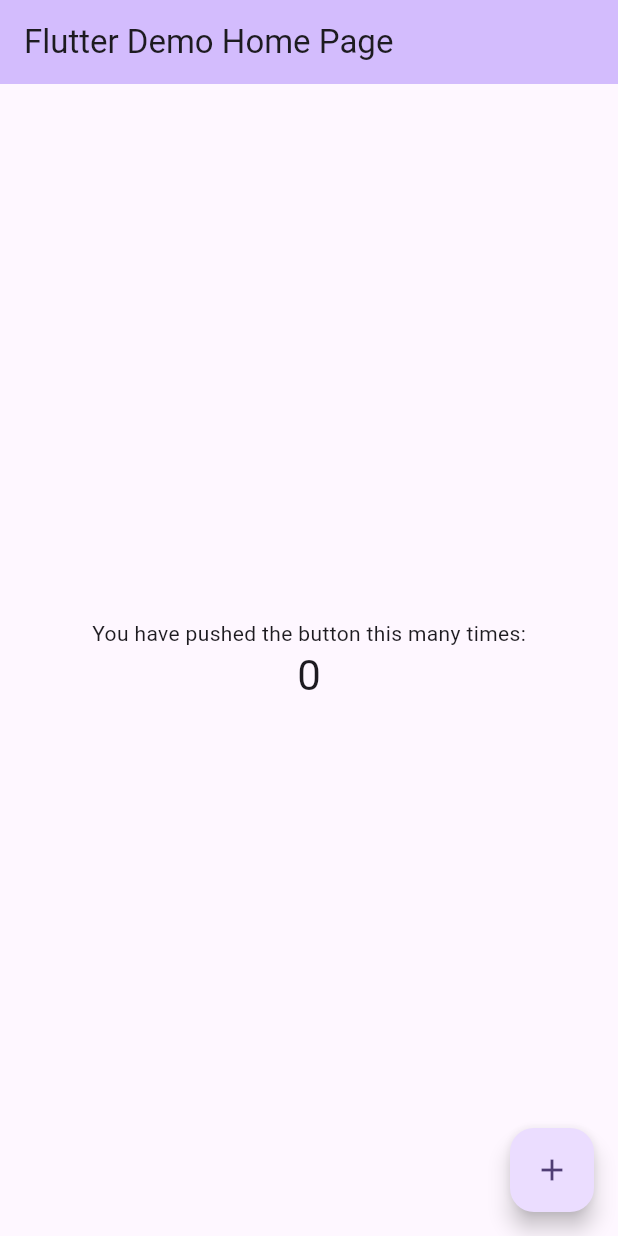
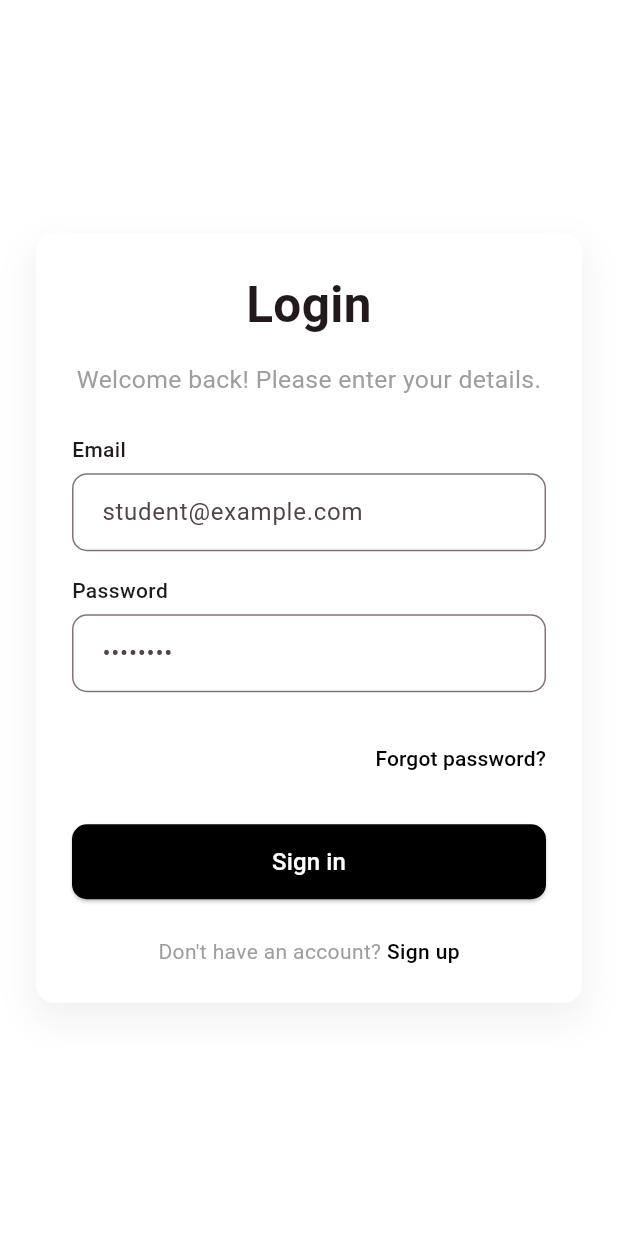
Before and after one commit to Vrixaalabs/v-connect-mobile-frontend, a Flutter app: the screen it shows after launch, on a phone screen of 412 x 824 dp. Run offline on Flutter 3.47's test engine with Material 3 defaults, Android fonts, the phone set to English and light mode, and no system bars.

Commit message:
feat: add login & signup ui

```diff
--- /dev/null
+++ b/app/lib/feat/auth/views/screens/login_page.dart
@@ -0,0 +1,194 @@
+import 'package:app/feat/auth/views/screens/signup_page.dart';
+import 'package:app/feat/home/screens/home_screen.dart';
+import 'package:flutter/material.dart';
+
+class LoginPage extends StatelessWidget {
+  const LoginPage({super.key});
+
+  @override
+  Widget build(BuildContext context) {
+    final screenWidth = MediaQuery.of(context).size.width;
+
+    final loginFontSize = screenWidth * 0.08;
+    final welcomeFontSize = screenWidth * 0.04;
+
+    return Scaffold(
+      backgroundColor: Colors.white,
+      body: Center(
+        child: SingleChildScrollView(
+          padding: const EdgeInsets.all(24),
+          child: Container(
+            padding: const EdgeInsets.all(24),
+            decoration: BoxDecoration(
+              color: Colors.white,
+              borderRadius: BorderRadius.circular(12),
+              boxShadow: [
+                BoxShadow(
+                  color: Colors.grey.withOpacity(0.15),
+                  blurRadius: 20,
+                  spreadRadius: 2,
+                  offset: const Offset(0, 10),
+                ),
+              ],
+            ),
+            child: Column(
+              mainAxisSize: MainAxisSize.min,
+              crossAxisAlignment: CrossAxisAlignment.stretch,
+              children: [
+                Text(
+                  "Login",
+                  textAlign: TextAlign.center,
+                  style: TextStyle(
+                    fontSize: loginFontSize.clamp(26, 36),
+                    fontWeight: FontWeight.bold,
+                  ),
+                ),
+                const SizedBox(height: 15),
+                Text(
+                  "Welcome back! Please enter your details.",
+                  textAlign: TextAlign.center,
+                  style: TextStyle(
+                    fontSize: welcomeFontSize.clamp(12, 18),
+                    color: Colors.grey,
+                  ),
+                ),
+                const SizedBox(height: 24),
+
+                const Align(
+                  alignment: Alignment.centerLeft,
+                  child: Text(
+                    "Email",
+                    style: TextStyle(fontWeight: FontWeight.w500),
+                  ),
+                ),
+                const SizedBox(height: 6),
+                TextField(
+                  decoration: InputDecoration(
+                    hintText: "student@example.com",
+                    border: OutlineInputBorder(
+                      borderRadius: BorderRadius.circular(10),
+                    ),
+                    focusedBorder: OutlineInputBorder(
+                      borderRadius: BorderRadius.circular(10),
+                      borderSide: BorderSide(
+                        color: Colors.black.withOpacity(0.5),
+                        width: 1.5,
+                      ),
+                    ),
+                    contentPadding: const EdgeInsets.symmetric(
+                      horizontal: 16,
+                      vertical: 14,
+                    ),
+                  ),
+                ),
+                const SizedBox(height: 16),
+
+                const Align(
+                  alignment: Alignment.centerLeft,
+                  child: Text(
+                    "Password",
+                    style: TextStyle(fontWeight: FontWeight.w500),
+                  ),
+                ),
+                const SizedBox(height: 6),
+                TextField(
+                  obscureText: true,
+                  decoration: InputDecoration(
+                    hintText: "••••••••",
+                    border: OutlineInputBorder(
+                      borderRadius: BorderRadius.circular(10),
+                    ),
+                    focusedBorder: OutlineInputBorder(
+                      borderRadius: BorderRadius.circular(10),
+                      borderSide: BorderSide(
+                        color: Colors.black.withOpacity(0.5),
+                        width: 1.5,
+                      ),
+                    ),
+                    contentPadding: const EdgeInsets.symmetric(
+                      horizontal: 16,
+                      vertical: 14,
+                    ),
+                  ),
+                ),
+                const SizedBox(height: 20),
+
+                Align(
+                  alignment: Alignment.centerRight,
+                  child: TextButton(
+                    onPressed: () {},
+                    style: TextButton.styleFrom(
+                      padding: EdgeInsets.zero,
+                      minimumSize: const Size(0, 0),
+                    ),
+                    child: const Text(
+                      "Forgot password?",
+                      style: TextStyle(color: Colors.black),
+                    ),
+                  ),
+                ),
+                const SizedBox(height: 20),
+
+                SizedBox(
+                  height: 50,
+                  child: ElevatedButton(
+                    onPressed: () {
+                      Navigator.pushReplacement(
+                          context,
+                          MaterialPageRoute(
+                            builder: (context) {
+                              return HomeScreen();
+                            },
+                          ),
+                        );
+                    },
+                    style: ElevatedButton.styleFrom(
+                      backgroundColor: Colors.black,
+                      shape: RoundedRectangleBorder(
+                        borderRadius: BorderRadius.circular(10),
+                      ),
+                    ),
+                    child: const Text(
+                      "Sign in",
+                      style: TextStyle(fontSize: 16, color: Colors.white),
+                    ),
+                  ),
+                ),
+                const SizedBox(height: 25),
+
+                Row(
+                  mainAxisAlignment: MainAxisAlignment.center,
+                  children: [
+                    const Text(
+                      "Don't have an account? ",
+                      style: TextStyle(color: Colors.grey),
+                    ),
+                    GestureDetector(
+                      onTap: () {
+                        Navigator.push(
+                          context,
+                          MaterialPageRoute(
+                            builder: (context) {
+                              return SignupPage();
+                            },
+                          ),
+                        );
+                      },
+                      child: const Text(
+                        "Sign up",
+                        style: TextStyle(
+                          color: Colors.black,
+                          fontWeight: FontWeight.w500,
+                        ),
+                      ),
+                    ),
+                  ],
+                ),
+              ],
+            ),
+          ),
+        ),
+      ),
+    );
+  }
+}
--- a/app/lib/main.dart
+++ b/app/lib/main.dart
@@ -1,3 +1,4 @@
+import 'package:app/feat/auth/views/screens/login_page.dart';
 import 'package:flutter/material.dart';
 
 void main() {
@@ -7,116 +8,14 @@ void main() {
 class MyApp extends StatelessWidget {
   const MyApp({super.key});
 
-  // This widget is the root of your application.
   @override
   Widget build(BuildContext context) {
     return MaterialApp(
-      title: 'Flutter Demo',
+      title: 'Vrixxa Connect',
       theme: ThemeData(
-        // This is the theme of your application.
-        //
-        // TRY THIS: Try running your application with "flutter run". You'll see
-        // the application has a purple toolbar. Then, without quitting the app,
-        // try changing the seedColor in the colorScheme below to Colors.green
-        // and then invoke "hot reload" (save your changes or press the "hot
-        // reload" button in a Flutter-supported IDE, or press "r" if you used
-        // the command line to start the app).
-        //
-        // Notice that the counter didn't reset back to zero; the application
-        // state is not lost during the reload. To reset the state, use hot
-        // restart instead.
-        //
-        // This works for code too, not just values: Most code changes can be
-        // tested with just a hot reload.
-        colorScheme: ColorScheme.fromSeed(seedColor: Colors.deepPurple),
+        colorScheme: ColorScheme.fromSeed(seedColor: Colors.black),
       ),
-      home: const MyHomePage(title: 'Flutter Demo Home Page'),
+      home: LoginPage(),
     );
   }
 }
-
-class MyHomePage extends StatefulWidget {
-  const MyHomePage({super.key, required this.title});
-
-  // This widget is the home page of your application. It is stateful, meaning
-  // that it has a State object (defined below) that contains fields that affect
-  // how it looks.
-
-  // This class is the configuration for the state. It holds the values (in this
-  // case the title) provided by the parent (in this case the App widget) and
-  // used by the build method of the State. Fields in a Widget subclass are
-  // always marked "final".
-
-  final String title;
-
-  @override
-  State<MyHomePage> createState() => _MyHomePageState();
-}
-
-class _MyHomePageState extends State<MyHomePage> {
-  int _counter = 0;
-
-  void _incrementCounter() {
-    setState(() {
-      // This call to setState tells the Flutter framework that something has
-      // changed in this State, which causes it to rerun the build method below
-      // so that the display can reflect the updated values. If we changed
-      // _counter without calling setState(), then the build method would not be
-      // called again, and so nothing would appear to happen.
-      _counter++;
-    });
-  }
-
-  @override
-  Widget build(BuildContext context) {
-    // This method is rerun every time setState is called, for instance as done
-    // by the _incrementCounter method above.
-    //
-    // The Flutter framework has been optimized to make rerunning build methods
-    // fast, so that you can just rebuild anything that needs updating rather
-    // than having to individually change instances of widgets.
-    return Scaffold(
-      appBar: AppBar(
-        // TRY THIS: Try changing the color here to a specific color (to
-        // Colors.amber, perhaps?) and trigger a hot reload to see the AppBar
-        // change color while the other colors stay the same.
-        backgroundColor: Theme.of(context).colorScheme.inversePrimary,
-        // Here we take the value from the MyHomePage object that was created by
-        // the App.build method, and use it to set our appbar title.
-        title: Text(widget.title),
-      ),
-      body: Center(
-        // Center is a layout widget. It takes a single child and positions it
-        // in the middle of the parent.
-        child: Column(
-          // Column is also a layout widget. It takes a list of children and
-          // arranges them vertically. By default, it sizes itself to fit its
-          // children horizontally, and tries to be as tall as its parent.
-          //
-          // Column has various properties to control how it sizes itself and
-          // how it positions its children. Here we use mainAxisAlignment to
-          // center the children vertically; the main axis here is the vertical
-          // axis because Columns are vertical (the cross axis would be
-          // horizontal).
-          //
-          // TRY THIS: Invoke "debug painting" (choose the "Toggle Debug Paint"
-          // action in the IDE, or press "p" in the console), to see the
-          // wireframe for each widget.
-          mainAxisAlignment: MainAxisAlignment.center,
-          children: <Widget>[
-            const Text('You have pushed the button this many times:'),
-            Text(
-              '$_counter',
-              style: Theme.of(context).textTheme.headlineMedium,
-            ),
-          ],
-        ),
-      ),
-      floatingActionButton: FloatingActionButton(
-        onPressed: _incrementCounter,
-        tooltip: 'Increment',
-        child: const Icon(Icons.add),
-      ), // This trailing comma makes auto-formatting nicer for build methods.
-    );
-  }
-}
```
Also changed, not shown: app/lib/feat/auth/views/screens/signup_page.dart (added, +307 -0 lines), app/lib/feat/home/screens/home_screen.dart (added, +14 -0 lines).
